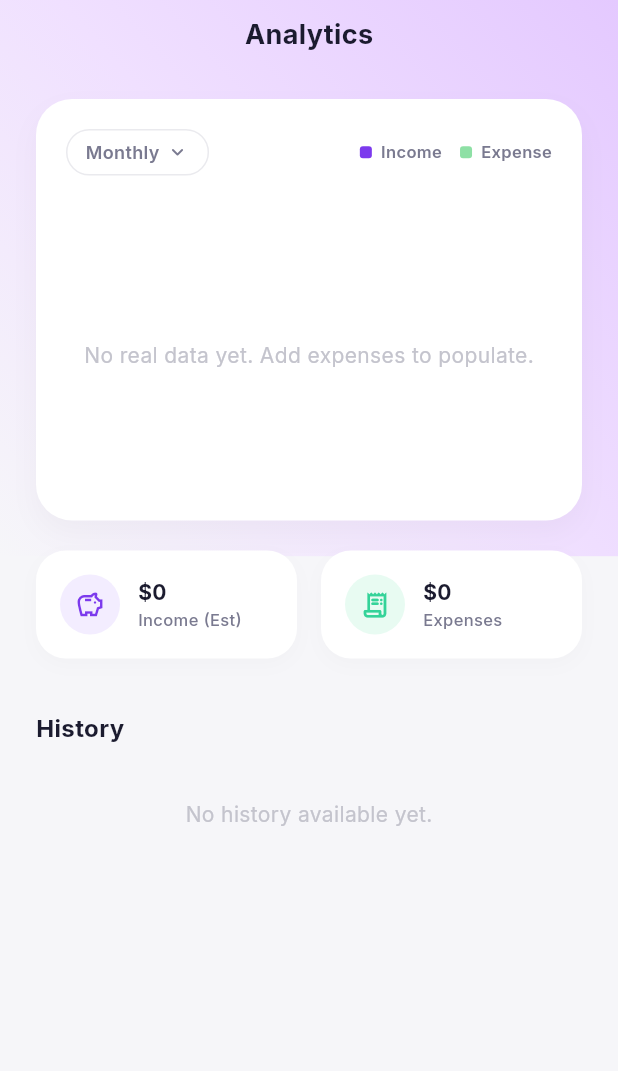
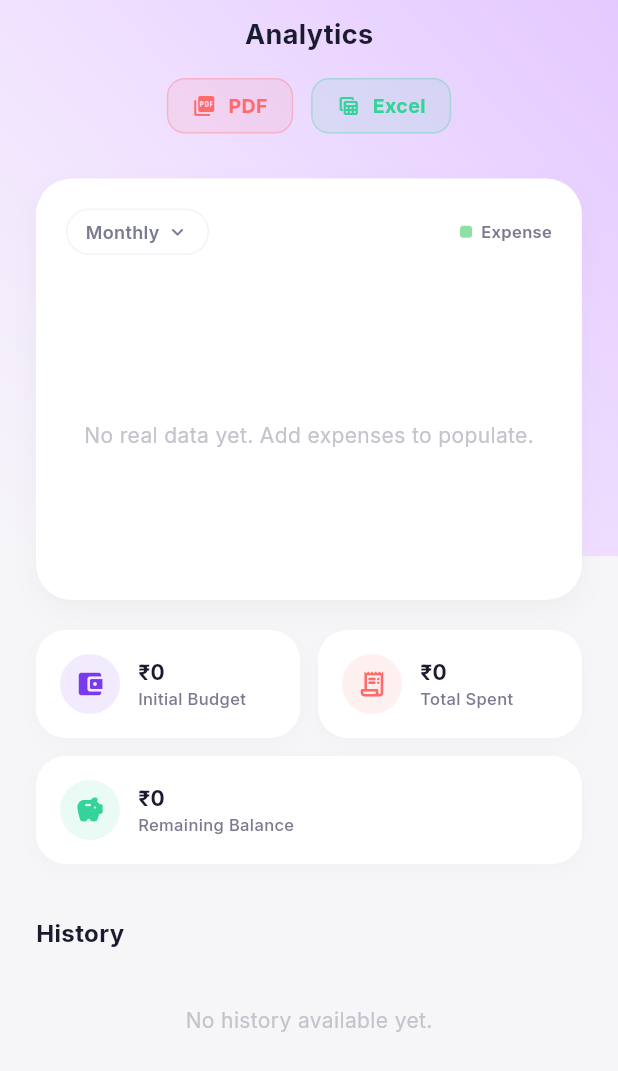
Before and after one commit to sriaakash06/EXPENSE-TRACKER-APP, a Flutter app: the AnalyticsScreen screen opened directly with empty values, on a phone screen of 412 x 824 dp. Shown: the top 1071 px of the screen. Run offline on Flutter 3.47's test engine with Material 3 defaults, Android fonts, the phone set to English and light mode, and no system bars; our stand-ins replace fl_chart, google_fonts, pdf, share_plus, shared_preferences; missing offline and left inert: excel; accounts and stored records are empty.

Commit message:
feat: Analytics - budget reference line, export to PDF/Excel, and 3-card summary

```diff
--- a/lib/screens/analytics_screen.dart
+++ b/lib/screens/analytics_screen.dart
@@ -2,6 +2,7 @@ import 'package:flutter/material.dart';
 import 'package:fl_chart/fl_chart.dart';
 import 'package:intl/intl.dart';
 import '../providers/expense_provider.dart';
+import '../services/export_service.dart';
 
 class AnalyticsScreen extends StatelessWidget {
   final ExpenseProvider provider;
@@ -9,13 +10,15 @@ class AnalyticsScreen extends StatelessWidget {
 
   @override
   Widget build(BuildContext context) {
-    final fmt = NumberFormat.currency(symbol: '\$', decimalDigits: 0);
+    final fmt = NumberFormat.currency(symbol: '₹', decimalDigits: 0);
 
     // Using real data here:
-    final totalExpense = provider.totalSpent;
-    final totalIncome = totalExpense * 1.25; // Dummy income value for aesthetic purposes
+    double totalExpense = provider.totalSpent;
+    double initialBudget = provider.initialWalletBalance;
+    double remaining = provider.currentWalletBalance;
 
-    final monthData = provider.monthlyData;
+    Map<int, double> monthData = provider.monthlyData;
+
     final monthKeys = monthData.keys.toList()..sort();
 
     // Find the max value to scale the chart
@@ -23,11 +26,13 @@ class AnalyticsScreen extends StatelessWidget {
     for (var val in monthData.values) {
       if (val > maxVal) maxVal = val;
     }
+    // Ensure budget line is visible on chart
+    if (initialBudget > maxVal) maxVal = initialBudget;
     if (maxVal == 0) maxVal = 100; // default for empty
-    maxVal = maxVal * 1.5; // add headroom
+    maxVal = maxVal * 1.3; // add headroom
 
     return Scaffold(
-      backgroundColor: const Color(0xFFF6F6F9),
+      backgroundColor: Theme.of(context).scaffoldBackgroundColor,
       body: Stack(
         children: [
           // Top Gradient Background
@@ -37,16 +42,21 @@ class AnalyticsScreen extends StatelessWidget {
             right: 0,
             height: MediaQuery.of(context).size.height * 0.45,
             child: Container(
-              decoration: const BoxDecoration(
+              decoration: BoxDecoration(
                 gradient: LinearGradient(
                   colors: [
-                    Color(0xFFE4C9FF), // Light purple
-                    Color(0xFFF0E0FF), // Lighter purple
-                    Color(0xFFF6F6F9), // Background color fade
+                    Theme.of(context)
+                        .colorScheme
+                        .primaryContainer, // Light purple
+                    Theme.of(context)
+                        .colorScheme
+                        .secondaryContainer, // Lighter purple
+                    Theme.of(context)
+                        .scaffoldBackgroundColor, // Background color fade
                   ],
                   begin: Alignment.topRight,
                   end: Alignment.bottomLeft,
-                  stops: [0.0, 0.5, 1.0],
+                  stops: const [0.0, 0.5, 1.0],
                 ),
               ),
             ),
@@ -59,13 +69,36 @@ class AnalyticsScreen extends StatelessWidget {
                 crossAxisAlignment: CrossAxisAlignment.center,
                 children: [
                   const SizedBox(height: 10),
-                  const Text(
+                  Text(
                     'Analytics',
                     style: TextStyle(
-                      color: Color(0xFF1B1B2F),
+                      color: Theme.of(context).colorScheme.onSurface,
                       fontSize: 18,
                       fontWeight: FontWeight.bold,
                     ),
+                  ),
+                  const SizedBox(height: 16),
+
+                  // Export Buttons
+                  Row(
+                    mainAxisAlignment: MainAxisAlignment.center,
+                    children: [
+                      _buildExportButton(
+                        context,
+                        'PDF',
+                        Icons.picture_as_pdf_rounded,
+                        const Color(0xFFFF6B6B),
+                        () => ExportService.exportToPdf(provider.expenses),
+                      ),
+                      const SizedBox(width: 12),
+                      _buildExportButton(
+                        context,
+                        'Excel',
+                        Icons.table_view_rounded,
+                        const Color(0xFF34D399),
+                        () => ExportService.exportToExcel(provider.expenses),
+                      ),
+                    ],
                   ),
 
                   const SizedBox(height: 30),
@@ -74,7 +107,7 @@ class AnalyticsScreen extends StatelessWidget {
                   Container(
                     padding: const EdgeInsets.all(20),
                     decoration: BoxDecoration(
-                      color: Colors.white,
+                      color: Theme.of(context).cardColor,
                       borderRadius: BorderRadius.circular(24),
                       boxShadow: [
                         BoxShadow(
@@ -91,32 +124,41 @@ class AnalyticsScreen extends StatelessWidget {
                           mainAxisAlignment: MainAxisAlignment.spaceBetween,
                           children: [
                             Container(
-                              padding: const EdgeInsets.symmetric(horizontal: 12, vertical: 6),
+                              padding: const EdgeInsets.symmetric(
+                                  horizontal: 12, vertical: 6),
                               decoration: BoxDecoration(
                                 color: Colors.transparent,
-                                border: Border.all(color: const Color(0xFFEAEAEE)),
+                                border: Border.all(
+                                    color: Theme.of(context).dividerColor),
                                 borderRadius: BorderRadius.circular(20),
                               ),
                               child: Row(
                                 children: [
-                                  const Text(
+                                  Text(
                                     'Monthly',
                                     style: TextStyle(
-                                      color: Color(0xFF7A7A90),
+                                      color: Theme.of(context)
+                                          .colorScheme
+                                          .onSurfaceVariant,
                                       fontSize: 12,
                                       fontWeight: FontWeight.w600,
                                     ),
                                   ),
                                   const SizedBox(width: 4),
-                                  const Icon(Icons.keyboard_arrow_down_rounded, color: Color(0xFF7A7A90), size: 16),
+                                  Icon(Icons.keyboard_arrow_down_rounded,
+                                      color: Theme.of(context)
+                                          .colorScheme
+                                          .onSurfaceVariant,
+                                      size: 16),
                                 ],
                               ),
                             ),
                             Row(
                               children: [
-                                _buildLegendItem(const Color(0xFF7C3AED), 'Income'),
-                                const SizedBox(width: 12),
-                                _buildLegendItem(const Color(0xFF8EE0A5), 'Expense'),
+                                _buildLegendItem(
+                                    context,
+                                    Theme.of(context).colorScheme.secondary,
+                                    'Expense'),
                               ],
                             ),
                           ],
@@ -125,10 +167,13 @@ class AnalyticsScreen extends StatelessWidget {
 
                         // Real logic Bar Chart
                         if (totalExpense == 0)
-                          const SizedBox(
+                          SizedBox(
                             height: 180,
                             child: Center(
-                              child: Text('No real data yet. Add expenses to populate.', style: TextStyle(color: Color(0xFFC4C4CD))),
+                              child: Text(
+                                  'No real data yet. Add expenses to populate.',
+                                  style: TextStyle(
+                                      color: Theme.of(context).disabledColor)),
                             ),
                           )
                         else
@@ -145,16 +190,23 @@ class AnalyticsScreen extends StatelessWidget {
                                     sideTitles: SideTitles(
                                       showTitles: true,
                                       getTitlesWidget: (value, meta) {
-                                        const style = TextStyle(
-                                          color: Color(0xFF7A7A90),
+                                        final style = TextStyle(
+                                          color: Theme.of(context)
+                                              .colorScheme
+                                              .onSurfaceVariant,
                                           fontWeight: FontWeight.w500,
                                           fontSize: 11,
                                         );
-                                        // map index to month name roughly
-                                        int mth = monthKeys[value.toInt() % monthKeys.length];
-                                        String text = DateFormat('MMM').format(DateTime(2023, mth));
+                                        int index = value.toInt();
+                                        if (index < 0 ||
+                                            index >= monthKeys.length)
+                                          return const SizedBox.shrink();
+                                        int mth = monthKeys[index];
+                                        String text = DateFormat('MMM')
+                                            .format(DateTime(2023, mth));
                                         return Padding(
-                                          padding: const EdgeInsets.only(top: 8.0),
+                                          padding:
+                                              const EdgeInsets.only(top: 8.0),
                                           child: Text(text, style: style),
                                         );
                                       },
@@ -165,11 +217,13 @@ class AnalyticsScreen extends StatelessWidget {
                                       showTitles: true,
                                       reservedSize: 32,
                                       getTitlesWidget: (value, meta) {
-                                        if (value == 0) return const SizedBox.shrink();
+                                        if (value == 0)
+                                          return const SizedBox.shrink();
                                         return Text(
-                                          '\$${value.toInt()}',
-                                          style: const TextStyle(
-                                            color: Color(0xFFC4C4CD),
+                                          '₹${value.toInt()}',
+                                          style: TextStyle(
+                                            color:
+                                                Theme.of(context).disabledColor,
                                             fontSize: 10,
                                             fontWeight: FontWeight.w500,
                                           ),
@@ -177,23 +231,50 @@ class AnalyticsScreen extends StatelessWidget {
                                       },
                                     ),
                                   ),
-                                  topTitles: const AxisTitles(sideTitles: SideTitles(showTitles: false)),
-                                  rightTitles: const AxisTitles(sideTitles: SideTitles(showTitles: false)),
+                                  topTitles: const AxisTitles(
+                                      sideTitles:
+                                          SideTitles(showTitles: false)),
+                                  rightTitles: const AxisTitles(
+                                      sideTitles:
+                                          SideTitles(showTitles: false)),
                                 ),
                                 gridData: FlGridData(
                                   show: true,
                                   drawVerticalLine: false,
                                   horizontalInterval: maxVal / 2,
                                   getDrawingHorizontalLine: (value) => FlLine(
-                                    color: const Color(0xFFF3F3F6),
+                                    color: Theme.of(context).dividerColor,
                                     strokeWidth: 1,
                                   ),
                                 ),
+                                extraLinesData: initialBudget > 0
+                                    ? ExtraLinesData(horizontalLines: [
+                                        HorizontalLine(
+                                          y: initialBudget,
+                                          color: const Color(0xFF7C3AED)
+                                              .withOpacity(0.7),
+                                          strokeWidth: 1.5,
+                                          dashArray: [6, 4],
+                                          label: HorizontalLineLabel(
+                                            show: true,
+                                            alignment: Alignment.topRight,
+                                            labelResolver: (line) =>
+                                                'Budget ${fmt.format(initialBudget)}',
+                                            style: const TextStyle(
+                                              color: Color(0xFF7C3AED),
+                                              fontSize: 9,
+                                              fontWeight: FontWeight.bold,
+                                            ),
+                                          ),
+                                        ),
+                                      ])
+                                    : null,
                                 borderData: FlBorderData(show: false),
                                 barGroups: List.generate(monthKeys.length, (i) {
-                                  double expenseValue = monthData[monthKeys[i]] ?? 0.0;
-                                  double incomeValue = expenseValue * 1.25; // Simulate slightly higher income for aesthetic logic
-                                  return _buildBarGroup(i, incomeValue, expenseValue);
+                                  double expenseValue =
+                                      monthData[monthKeys[i]] ?? 0.0;
+                                  return _buildBarGroup(
+                                      context, i, expenseValue);
                                 }),
                               ),
                             ),
@@ -209,35 +290,52 @@ class AnalyticsScreen extends StatelessWidget {
                     children: [
                       Expanded(
                         child: _buildSummaryCard(
-                          title: 'Income (Est)',
-                          amount: fmt.format(totalIncome),
-                          icon: Icons.savings_outlined, // piggy bank
-                          color: const Color(0xFF7C3AED),
-                          bgColor: const Color(0xFFF3EDFF),
+                          context: context,
+                          title: 'Initial Budget',
+                          amount: fmt.format(initialBudget),
+                          icon: Icons.account_balance_wallet_rounded,
+                          color: Theme.of(context).colorScheme.primary,
+                          bgColor: Theme.of(context).colorScheme.primary.withOpacity(0.1),
                         ),
                       ),
-                      const SizedBox(width: 16),
+                      const SizedBox(width: 12),
                       Expanded(
                         child: _buildSummaryCard(
-                          title: 'Expenses',
+                          context: context,
+                          title: 'Total Spent',
                           amount: fmt.format(totalExpense),
                           icon: Icons.receipt_long_rounded,
-                          color: const Color(0xFF34D399),
-                          bgColor: const Color(0xFFE8FBF2),
+                          color: const Color(0xFFFF6B6B),
+                          bgColor: const Color(0xFFFF6B6B).withOpacity(0.1),
                         ),
                       ),
                     ],
+                  ),
+                  const SizedBox(height: 12),
+                  _buildSummaryCard(
+                    context: context,
+                    title: remaining >= 0 ? 'Remaining Balance' : 'Over Budget By',
+                    amount: fmt.format(remaining.abs()),
+                    icon: remaining >= 0
+                        ? Icons.savings_rounded
+                        : Icons.warning_amber_rounded,
+                    color: remaining >= 0
+                        ? const Color(0xFF34D399)
+                        : const Color(0xFFFF6B6B),
+                    bgColor: remaining >= 0
+                        ? const Color(0xFF34D399).withOpacity(0.1)
+                        : const Color(0xFFFF6B6B).withOpacity(0.1),
                   ),
 
                   const SizedBox(height: 35),
 
                   // History
-                  const Align(
+                  Align(
                     alignment: Alignment.centerLeft,
                     child: Text(
                       'History',
                       style: TextStyle(
-                        color: Color(0xFF1B1B2F),
+                        color: Theme.of(context).colorScheme.onSurface,
                         fontSize: 16,
                         fontWeight: FontWeight.bold,
                       ),
@@ -248,14 +346,16 @@ class AnalyticsScreen extends StatelessWidget {
 
                   // History List backed by real data
                   if (provider.expenses.isEmpty)
-                    const Padding(
-                      padding: EdgeInsets.all(20),
-                      child: Text('No history available yet.', style: TextStyle(color: Color(0xFFC4C4CD))),
+                    Padding(
+                      padding: const EdgeInsets.all(20),
+                      child: Text('No history available yet.',
+                          style: TextStyle(
+                              color: Theme.of(context).disabledColor)),
                     )
                   else
                     Container(
                       decoration: BoxDecoration(
-                        color: Colors.white,
+                          color: Theme.of(context).cardColor,
                           borderRadius: BorderRadius.circular(24),
                           boxShadow: [
                             BoxShadow(
@@ -263,10 +363,9 @@ class AnalyticsScreen extends StatelessWidget {
                               blurRadius: 10,
                               offset: const Offset(0, 4),
                             )
-                        ]
-                      ),
+                          ]),
                       child: Column(
-                        children: _buildRealHistoryList(),
+                        children: _buildRealHistoryList(context),
                       ),
                     ),
 
@@ -281,7 +380,7 @@ class AnalyticsScreen extends StatelessWidget {
   }
 
   // Generate the history list grouping transactions dynamically by their actual dates recorded
-  List<Widget> _buildRealHistoryList() {
+  List<Widget> _buildRealHistoryList(BuildContext context) {
     // Group real expenses by essentially their date formatted string
     final Map<String, List<double>> grouped = {};
     for (var e in provider.expenses) {
@@ -295,9 +394,13 @@ class AnalyticsScreen extends StatelessWidget {
     List<Widget> rows = [];
     int index = 0;
     grouped.forEach((date, amounts) {
-      rows.add(_buildHistoryRow(date, amounts));
+      rows.add(_buildHistoryRow(context, date, amounts));
       if (index < grouped.length - 1) {
-        rows.add(const Divider(height: 1, color: Color(0xFFF3F3F6), indent: 20, endIndent: 20));
+        rows.add(Divider(
+            height: 1,
+            color: Theme.of(context).dividerColor,
+            indent: 20,
+            endIndent: 20));
       }
       index++;
     });
@@ -305,7 +408,7 @@ class AnalyticsScreen extends StatelessWidget {
     return rows;
   }
 
-  Widget _buildLegendItem(Color color, String label) {
+  Widget _buildLegendItem(BuildContext context, Color color, String label) {
     return Row(
       children: [
         Container(
@@ -314,14 +417,13 @@ class AnalyticsScreen extends StatelessWidget {
           decoration: BoxDecoration(
               color: color,
               shape: BoxShape.rectangle,
-            borderRadius: BorderRadius.circular(2)
-          ),
+              borderRadius: BorderRadius.circular(2)),
         ),
         const SizedBox(width: 6),
         Text(
           label,
-          style: const TextStyle(
-            color: Color(0xFF7A7A90),
+          style: TextStyle(
+            color: Theme.of(context).colorScheme.onSurfaceVariant,
             fontSize: 11,
             fontWeight: FontWeight.w600,
           ),
@@ -330,19 +432,14 @@ class AnalyticsScreen extends StatelessWidget {
     );
   }
 
-  BarChartGroupData _buildBarGroup(int x, double val1, double val2) {
+  BarChartGroupData _buildBarGroup(
+      BuildContext context, int x, double expenseVal) {
     return BarChartGroupData(
       x: x,
       barRods: [
         BarChartRodData(
-          toY: val1,
-          color: const Color(0xFF7C3AED),
-          width: 10,
-          borderRadius: BorderRadius.circular(4),
-        ),
-        BarChartRodData(
-          toY: val2,
-          color: const Color(0xFF8EE0A5),
+          toY: expenseVal,
+          color: Theme.of(context).colorScheme.secondary,
           width: 10,
           borderRadius: BorderRadius.circular(4),
         ),
@@ -352,6 +449,7 @@ class AnalyticsScreen extends StatelessWidget {
   }
 
   Widget _buildSummaryCard({
+    required BuildContext context,
     required String title,
     required String amount,
     required IconData icon,
@@ -361,7 +459,7 @@ class AnalyticsScreen extends StatelessWidget {
     return Container(
       padding: const EdgeInsets.all(16),
       decoration: BoxDecoration(
-        color: Colors.white,
+          color: Theme.of(context).cardColor,
           borderRadius: BorderRadius.circular(20),
           boxShadow: [
             BoxShadow(
@@ -369,8 +467,7 @@ class AnalyticsScreen extends StatelessWidget {
               blurRadius: 10,
               offset: const Offset(0, 4),
             )
-        ]
-      ),
+          ]),
       child: Row(
         children: [
           Container(
@@ -388,16 +485,16 @@ class AnalyticsScreen extends StatelessWidget {
               children: [
                 Text(
                   amount,
-                  style: const TextStyle(
-                    color: Color(0xFF1B1B2F),
+                  style: TextStyle(
+                    color: Theme.of(context).colorScheme.onSurface,
                     fontSize: 14,
                     fontWeight: FontWeight.bold,
                   ),
                 ),
                 Text(
                   title,
-                  style: const TextStyle(
-                    color: Color(0xFF7A7A90),
+                  style: TextStyle(
+                    color: Theme.of(context).colorScheme.onSurfaceVariant,
                     fontSize: 11,
                     fontWeight: FontWeight.w500,
                   ),
@@ -410,7 +507,8 @@ class AnalyticsScreen extends StatelessWidget {
     );
   }
 
-  Widget _buildHistoryRow(String date, List<double> amounts) {
+  Widget _buildHistoryRow(
+      BuildContext context, String date, List<double> amounts) {
     return Padding(
       padding: const EdgeInsets.symmetric(horizontal: 24, vertical: 18),
       child: Row(
@@ -420,10 +518,10 @@ class AnalyticsScreen extends StatelessWidget {
           Column(
             crossAxisAlignment: CrossAxisAlignment.start,
             children: [
-              const Text(
+              Text(
                 'Date',
                 style: TextStyle(
-                  color: Color(0xFFC4C4CD),
+                  color: Theme.of(context).disabledColor,
                   fontSize: 12,
                   fontWeight: FontWeight.w500,
                 ),
@@ -431,8 +529,8 @@ class AnalyticsScreen extends StatelessWidget {
               const SizedBox(height: 4),
               Text(
                 date,
-                style: const TextStyle(
-                  color: Color(0xFF1B1B2F),
+                style: TextStyle(
+                  color: Theme.of(context).colorScheme.onSurface,
                   fontSize: 14,
                   fontWeight: FontWeight.w600,
                 ),
@@ -442,20 +540,43 @@ class AnalyticsScreen extends StatelessWidget {
           // Amounts block
           Column(
             crossAxisAlignment: CrossAxisAlignment.end,
-            children: amounts.map((a) => Padding(
+            children: amounts
+                .map((a) => Padding(
                       padding: const EdgeInsets.only(bottom: 4),
                       child: Text(
-                '-\$${a.toInt()}',
+                        '-₹${a.toInt()}',
                         style: const TextStyle(
-                  color: Color(0xFFFF6B6B), // Expense red representing the user entries
+                          color: Color(
+                              0xFFFF6B6B), // Expense red representing the user entries
                           fontSize: 13,
                           fontWeight: FontWeight.bold,
                         ),
                       ),
-            )).toList(),
+                    ))
+                .toList(),
           ),
         ],
       ),
     );
   }
+  Widget _buildExportButton(BuildContext context, String label, IconData icon, Color color, VoidCallback onTap) {
+    return GestureDetector(
+      onTap: onTap,
+      child: Container(
+        padding: const EdgeInsets.symmetric(horizontal: 16, vertical: 8),
+        decoration: BoxDecoration(
+          color: color.withOpacity(0.1),
+          borderRadius: BorderRadius.circular(12),
+          border: Border.all(color: color.withOpacity(0.3)),
+        ),
+        child: Row(
+          children: [
+            Icon(icon, size: 16, color: color),
+            const SizedBox(width: 8),
+            Text(label, style: TextStyle(color: color, fontSize: 13, fontWeight: FontWeight.bold)),
+          ],
+        ),
+      ),
+    );
   }
+}
```
Also changed, not shown: lib/services/export_service.dart (added, +80 -0 lines). Lines whose indentation alone changed are shown as unchanged.
